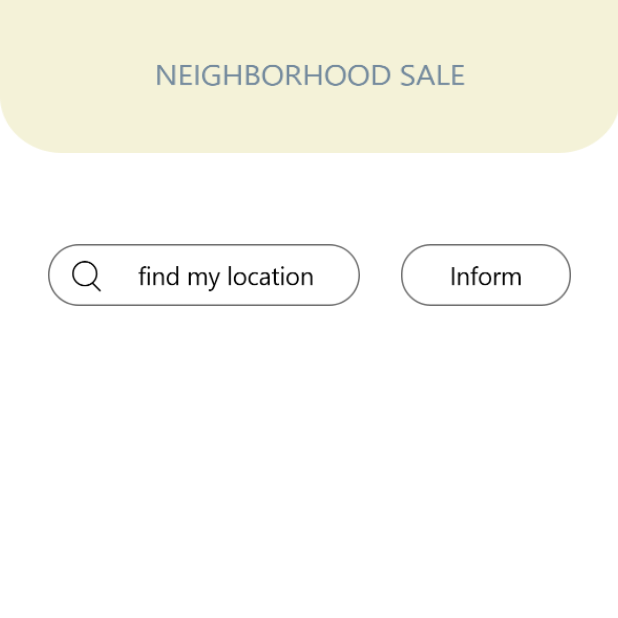
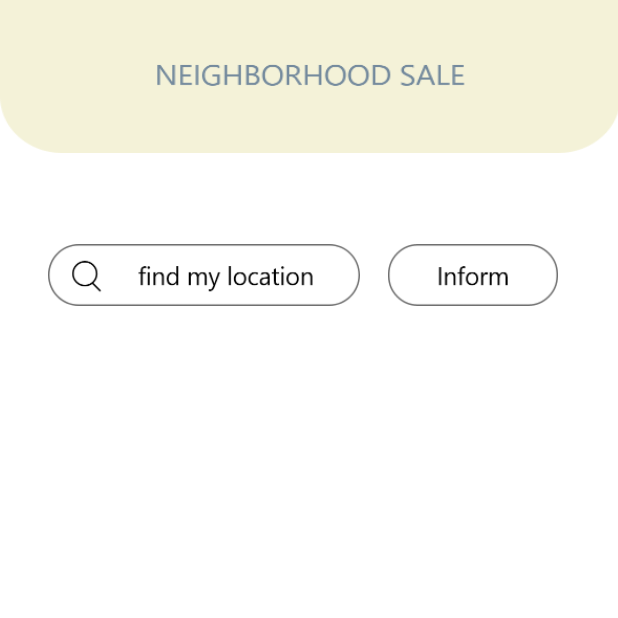
Before and after one commit to CYC0227/-, an Android app: the SaleActivity screen opened directly, with no data from a screen before it, on a phone screen of 412 x 824 dp, the top half of it. Run offline under Robolectric (Android 15) with nearby library versions, the phone set to English and light mode, and no system bars; network calls fail.

Commit message:
뭔가바뀐아이들~!

```diff
--- a/app/src/main/res/layout/activity_main.xml
+++ b/app/src/main/res/layout/activity_main.xml
@@ -28,7 +28,7 @@
             <LinearLayout
                 android:layout_width="match_parent"
                 android:layout_height="wrap_content"
-                    android:background="@drawable/shape"
+                android:background="@drawable/backback"
                 android:gravity="center"
                 android:orientation="vertical"
                 android:layout_weight="2">
@@ -53,6 +53,7 @@
                     android:layout_height="62dp"
                     android:layout_margin="15dp"
                     app:srcCompat="@drawable/recommend" />
+
             </LinearLayout>
 
             <LinearLayout
@@ -135,6 +136,7 @@
 
     <LinearLayout
         android:layout_width="wrap_content"
+        android:layout_marginTop="10dp"
         android:layout_height="0dp"
         android:layout_weight="1"
         android:orientation="horizontal"
--- a/app/src/main/res/layout/activity_sale.xml
+++ b/app/src/main/res/layout/activity_sale.xml
@@ -36,7 +36,7 @@
         android:background="@drawable/btn_inform"
         app:layout_constraintBottom_toBottomOf="parent"
         app:layout_constraintEnd_toEndOf="parent"
-        app:layout_constraintHorizontal_bias="0.895"
+        app:layout_constraintHorizontal_bias="0.865"
         app:layout_constraintStart_toStartOf="parent"
         app:layout_constraintTop_toTopOf="parent"
         app:layout_constraintVertical_bias="0.208" />
```
Also changed, not shown: app/src/main/java/gachon/mpclass/mp_team_newnew/MyrecipeAdapter.java (+13 -0 lines), app/src/main/java/gachon/mpclass/mp_team_newnew/PostingActivity.java (+10 -0 lines), app/src/main/res/layout/activity_myrecipe.xml (+40 -0 lines). Lines whose indentation alone changed are shown as unchanged.
